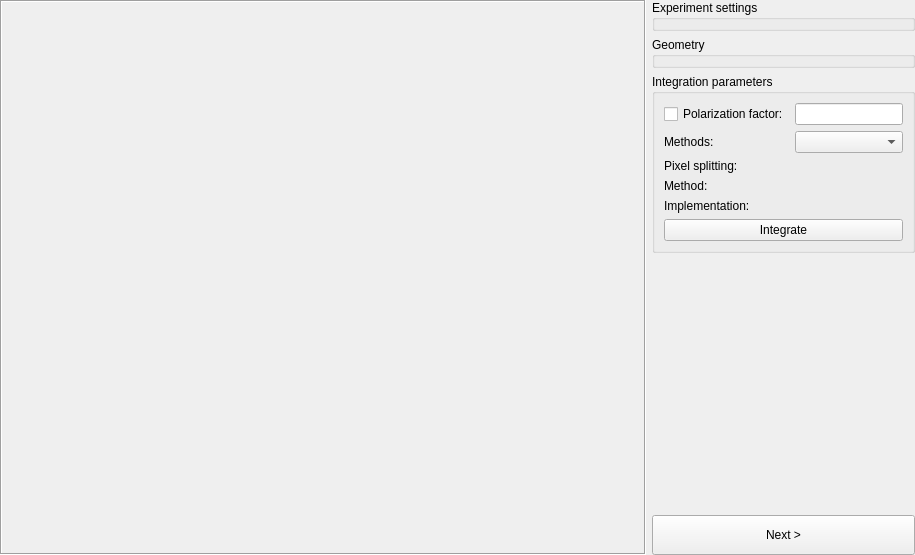
Old version of the form pyFAI/resources/gui/calibration-result.ui in the repository silx-kit/pyFAI.
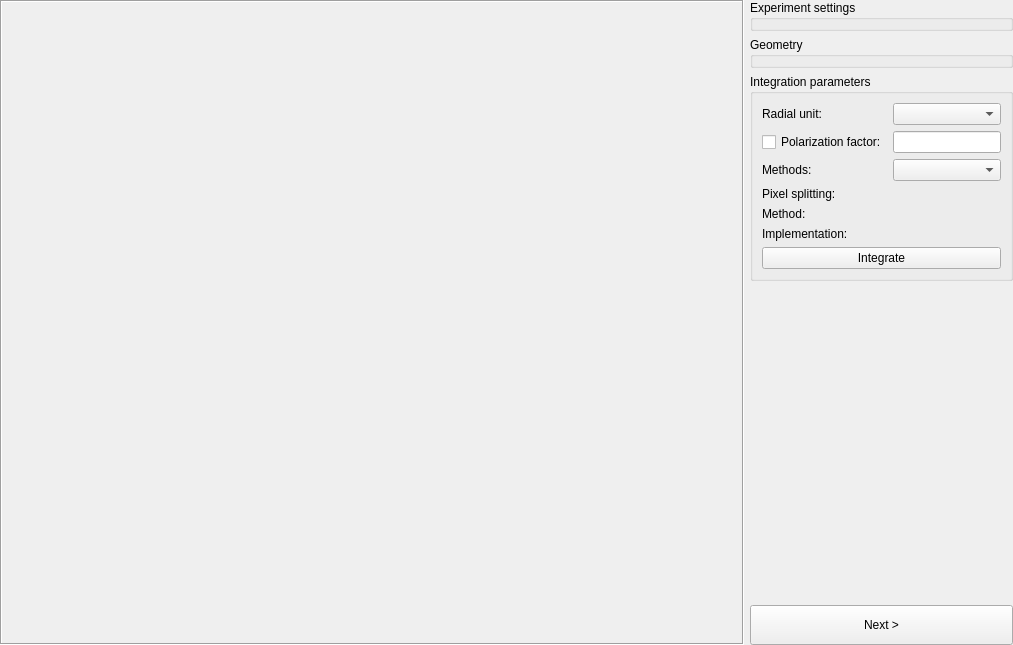
New version of the form. Custom widgets are drawn as their Qt base class.

Commit message: Allow to custom radial unit to the integration

Diff of the .ui file:
```diff
--- a/pyFAI/resources/gui/calibration-result.ui
+++ b/pyFAI/resources/gui/calibration-result.ui
@@ -6,8 +6,8 @@
    <rect>
     <x>0</x>
     <y>0</y>
-    <width>915</width>
-    <height>555</height>
+    <width>1013</width>
+    <height>645</height>
    </rect>
   </property>
   <property name="windowTitle">
@@ -56,21 +56,24 @@
          <string>Integration parameters</string>
         </property>
         <layout class="QGridLayout" name="gridLayout_10">
-         <item row="4" column="1">
+         <item row="2" column="2">
+          <widget class="QComboBox" name="_methodSelector"/>
+         </item>
+         <item row="5" column="1">
           <widget class="QLabel" name="label_5">
            <property name="text">
             <string>Implementation:</string>
            </property>
           </widget>
          </item>
-         <item row="1" column="1">
+         <item row="2" column="1">
           <widget class="QLabel" name="label_2">
            <property name="text">
             <string>Methods:</string>
            </property>
           </widget>
          </item>
-         <item row="0" column="2">
+         <item row="1" column="2">
           <widget class="QuantityEdit" name="_polarizationFactor">
            <property name="sizePolicy">
             <sizepolicy hsizetype="Expanding" vsizetype="Fixed">
@@ -83,58 +86,65 @@
            </property>
           </widget>
          </item>
-         <item row="2" column="1">
+         <item row="3" column="1">
           <widget class="QLabel" name="label_3">
            <property name="text">
             <string>Pixel splitting:</string>
            </property>
           </widget>
          </item>
-         <item row="3" column="1">
+         <item row="4" column="1">
           <widget class="QLabel" name="label_4">
            <property name="text">
             <string>Method:</string>
            </property>
           </widget>
          </item>
-         <item row="1" column="2">
-          <widget class="QComboBox" name="_methodSelector"/>
-         </item>
-         <item row="5" column="1" colspan="2">
+         <item row="6" column="1" colspan="2">
           <widget class="QPushButton" name="_integrateButton">
            <property name="text">
             <string>Integrate</string>
            </property>
           </widget>
          </item>
-         <item row="0" column="1">
+         <item row="1" column="1">
           <widget class="QCheckBox" name="_polarizationFactorCheck">
            <property name="text">
             <string>Polarization factor:</string>
            </property>
           </widget>
          </item>
-         <item row="2" column="2">
-          <widget class="QLabel" name="_pixelSplitting">
-           <property name="text">
-            <string/>
-           </property>
-          </widget>
-         </item>
          <item row="3" column="2">
-          <widget class="QLabel" name="_method">
+          <widget class="QLabel" name="_pixelSplitting">
            <property name="text">
             <string/>
            </property>
           </widget>
          </item>
          <item row="4" column="2">
+          <widget class="QLabel" name="_method">
+           <property name="text">
+            <string/>
+           </property>
+          </widget>
+         </item>
+         <item row="5" column="2">
           <widget class="QLabel" name="_implementation">
            <property name="text">
             <string/>
            </property>
           </widget>
          </item>
+         <item row="0" column="1">
+          <widget class="QLabel" name="label_6">
+           <property name="text">
+            <string>Radial unit:</string>
+           </property>
+          </widget>
+         </item>
+         <item row="0" column="2">
+          <widget class="UnitSelector" name="_radialUnit"/>
+         </item>
         </layout>
        </widget>
       </item>
@@ -175,6 +185,11 @@
    <extends>QLineEdit</extends>
    <header>pyFAI.gui.calibration.QuantityEdit</header>
   </customwidget>
+  <customwidget>
+   <class>UnitSelector</class>
+   <extends>QComboBox</extends>
+   <header>pyFAI.gui.calibration.UnitSelector</header>
+  </customwidget>
  </customwidgets>
  <resources/>
  <connections/>
```
The commit also changes 3 other files.
